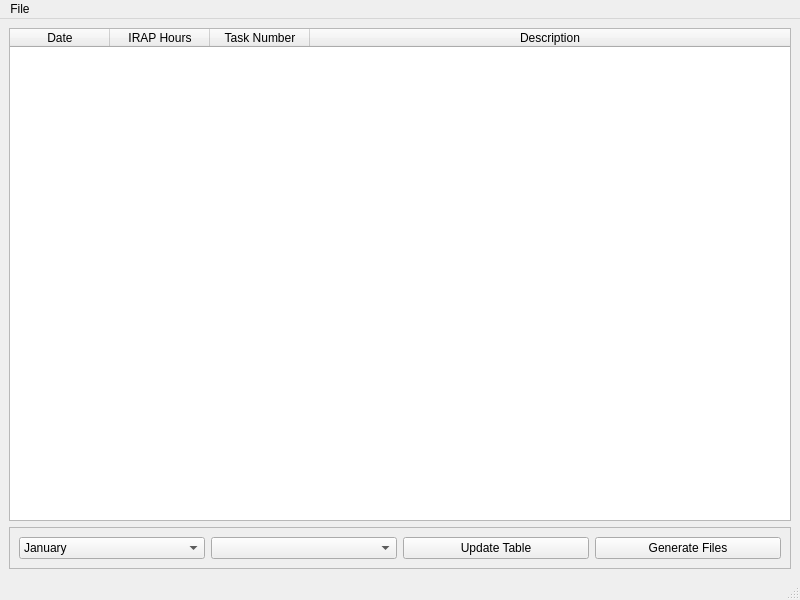
First picture: the form in src/qt/report_generator.ui, repository Eric-Meunier/IRAP_Generator, before the edit.
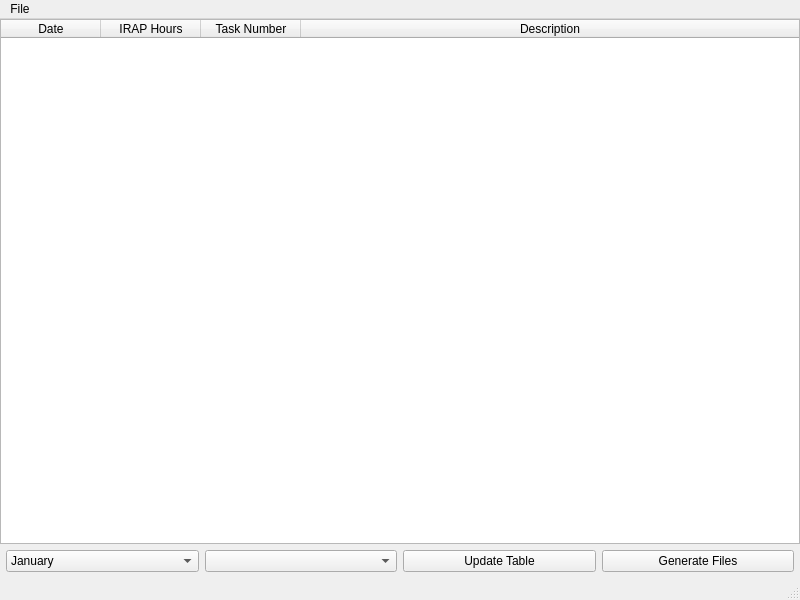
Second picture: the form after the edit.

Commit message: Generator complete.

Diff of the .ui file:
```diff
--- a/src/qt/report_generator.ui
+++ b/src/qt/report_generator.ui
@@ -15,6 +15,21 @@
   </property>
   <widget class="QWidget" name="centralwidget">
    <layout class="QVBoxLayout" name="verticalLayout">
+    <property name="spacing">
+     <number>0</number>
+    </property>
+    <property name="leftMargin">
+     <number>0</number>
+    </property>
+    <property name="topMargin">
+     <number>0</number>
+    </property>
+    <property name="rightMargin">
+     <number>0</number>
+    </property>
+    <property name="bottomMargin">
+     <number>0</number>
+    </property>
     <item>
      <widget class="QTableWidget" name="table">
       <property name="sizeAdjustPolicy">
@@ -57,12 +72,24 @@
     <item>
      <widget class="QFrame" name="frame">
       <property name="frameShape">
-       <enum>QFrame::StyledPanel</enum>
+       <enum>QFrame::NoFrame</enum>
       </property>
       <property name="frameShadow">
-       <enum>QFrame::Raised</enum>
+       <enum>QFrame::Sunken</enum>
       </property>
       <layout class="QHBoxLayout" name="horizontalLayout">
+       <property name="leftMargin">
+        <number>6</number>
+       </property>
+       <property name="topMargin">
+        <number>6</number>
+       </property>
+       <property name="rightMargin">
+        <number>6</number>
+       </property>
+       <property name="bottomMargin">
+        <number>6</number>
+       </property>
        <item>
         <widget class="QComboBox" name="month_cbox">
          <item>
```
The commit also changes 7 other files.
